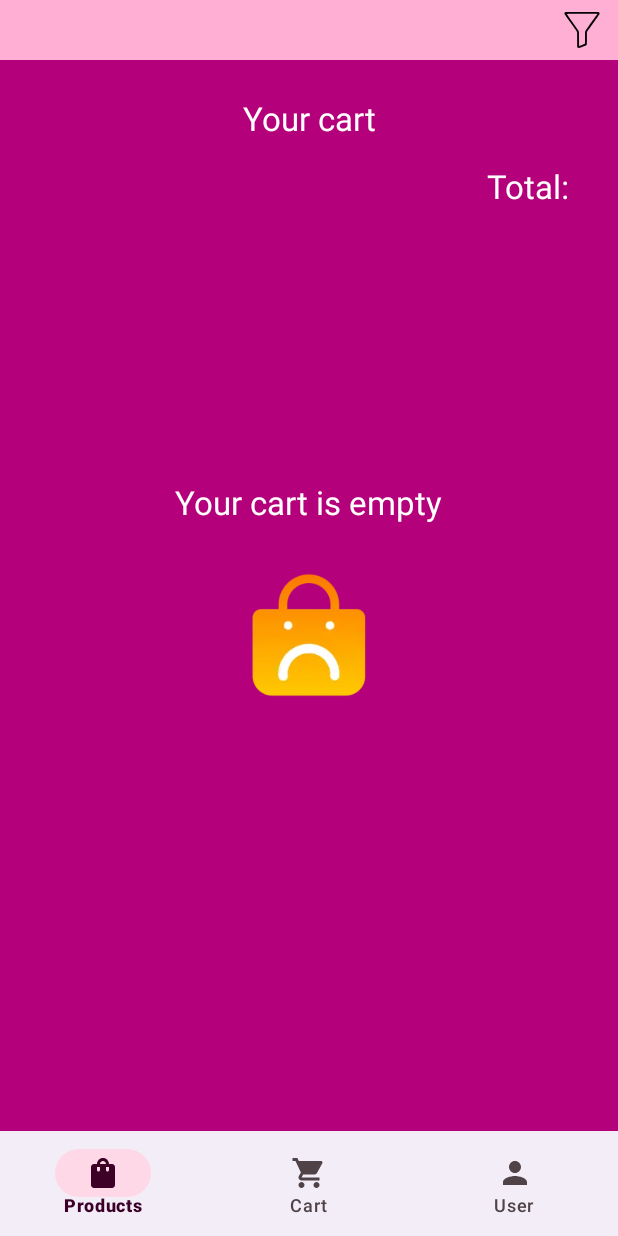
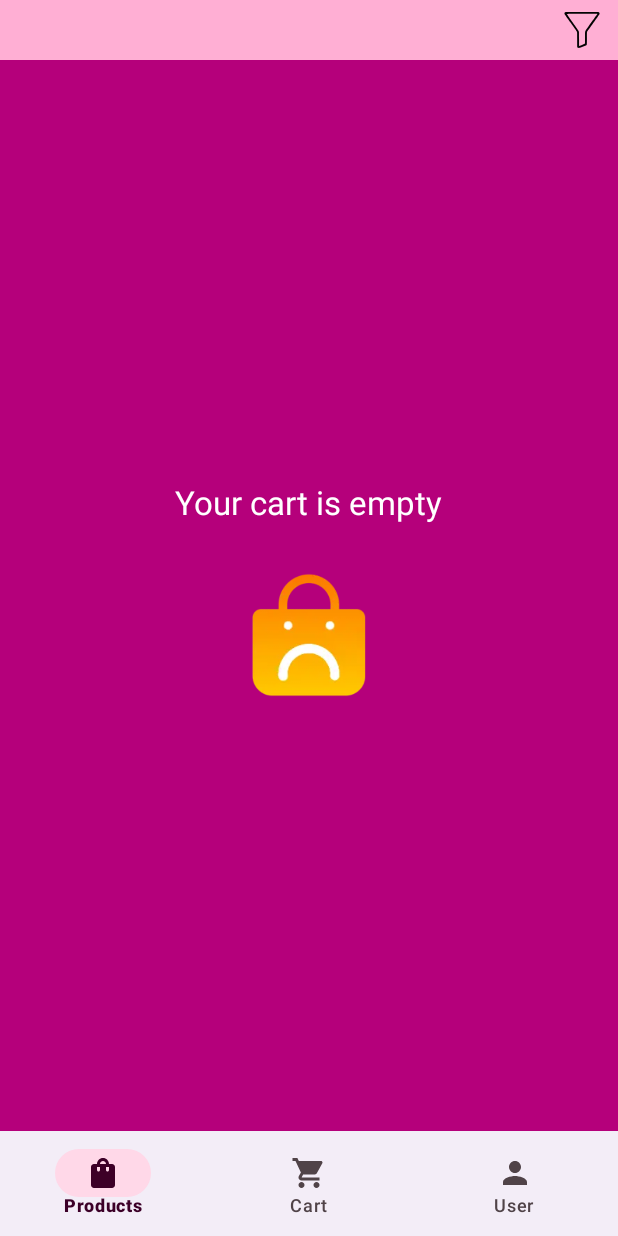
Before and after one commit to Juanma-Gutierrez/Snap-shop, an Android app: the CartFragment screen opened through its navigation route, on a phone screen of 412 x 824 dp. Run offline under Robolectric (Android 15) with nearby library versions, the light colour scheme and no system bars; our stand-ins replace Dagger/Hilt's generated code, Room's generated code; network calls fail; pictures from the network do not load; 1 statement that could not run was skipped.

Commit message:
Fix cart deleting the last item

```diff
--- a/app/src/main/res/layout-land/fragment_cart.xml
+++ b/app/src/main/res/layout-land/fragment_cart.xml
@@ -12,7 +12,7 @@
         android:background="@color/md_theme_light_primary">
 
         <com.google.android.material.textview.MaterialTextView
-            android:id="@+id/tv_cart_fragment_title"
+            android:id="@+id/tv_ftCart_cart_title"
             style="@style/TextAppearance.Material3.TitleLarge"
             android:layout_width="wrap_content"
             android:layout_height="wrap_content"
@@ -21,11 +21,11 @@
             android:text="@string/fr_cart_cart_fragment_title"
             android:textColor="@color/white"
             app:layout_constraintEnd_toEndOf="parent"
-            app:layout_constraintStart_toEndOf="@+id/rv_cart_list"
+            app:layout_constraintStart_toEndOf="@+id/rv_ftCart_list"
             app:layout_constraintTop_toTopOf="parent" />
 
         <com.google.android.material.textview.MaterialTextView
-            android:id="@+id/tv_cart_total_title"
+            android:id="@+id/tv_frCart_total_title"
             style="@style/TextAppearance.Material3.TitleLarge"
             android:layout_width="wrap_content"
             android:layout_height="wrap_content"
@@ -33,23 +33,23 @@
             android:layout_marginTop="@dimen/margin_mid"
             android:text="@string/fr_cart_total_title"
             android:textColor="@color/white"
-            app:layout_constraintEnd_toStartOf="@+id/tv_cart_total"
-            app:layout_constraintTop_toBottomOf="@+id/tv_cart_fragment_title" />
+            app:layout_constraintEnd_toStartOf="@+id/tv_ftCart_total"
+            app:layout_constraintTop_toBottomOf="@+id/tv_ftCart_cart_title" />
 
         <com.google.android.material.textview.MaterialTextView
-            android:id="@+id/tv_cart_total"
+            android:id="@+id/tv_ftCart_total"
             style="@style/TextAppearance.Material3.TitleLarge"
             android:layout_width="wrap_content"
             android:layout_height="wrap_content"
             android:layout_marginHorizontal="@dimen/margin_max"
             android:textColor="@color/white"
-            app:layout_constraintBottom_toBottomOf="@+id/tv_cart_total_title"
+            app:layout_constraintBottom_toBottomOf="@+id/tv_frCart_total_title"
             app:layout_constraintEnd_toEndOf="parent"
-            app:layout_constraintTop_toTopOf="@+id/tv_cart_total_title"
+            app:layout_constraintTop_toTopOf="@+id/tv_frCart_total_title"
             tools:text="135,95€:" />
 
         <androidx.recyclerview.widget.RecyclerView
-            android:id="@+id/rv_cart_list"
+            android:id="@+id/rv_ftCart_list"
             android:layout_width="400dp"
             android:layout_height="0dp"
             app:layout_constraintBottom_toBottomOf="parent"
@@ -60,7 +60,7 @@
 
 
     <LinearLayout
-        android:id="@+id/ll_empty_cart"
+        android:id="@+id/ll_ftCart_empty_cart"
         android:layout_width="match_parent"
         android:layout_height="match_parent"
         android:gravity="center"
--- a/app/src/main/res/layout/fragment_cart.xml
+++ b/app/src/main/res/layout/fragment_cart.xml
@@ -6,13 +6,15 @@
     android:layout_height="match_parent"
     tools:context=".ui.cart.CartFragment">
 
+
     <androidx.constraintlayout.widget.ConstraintLayout
+        android:id="@+id/cl_frCart_cartVisible"
         android:layout_width="match_parent"
         android:layout_height="match_parent"
         android:background="@color/md_theme_light_primary">
 
         <com.google.android.material.textview.MaterialTextView
-            android:id="@+id/tv_cart_fragment_title"
+            android:id="@+id/tv_ftCart_cart_title"
             style="@style/TextAppearance.Material3.TitleLarge"
             android:layout_width="match_parent"
             android:layout_height="wrap_content"
@@ -26,7 +28,7 @@
             app:layout_constraintTop_toTopOf="parent" />
 
         <com.google.android.material.textview.MaterialTextView
-            android:id="@+id/tv_cart_total_title"
+            android:id="@+id/tv_frCart_total_title"
             style="@style/TextAppearance.Material3.TitleLarge"
             android:layout_width="wrap_content"
             android:layout_height="wrap_content"
@@ -34,23 +36,23 @@
             android:layout_marginTop="@dimen/margin_mid"
             android:text="@string/fr_cart_total_title"
             android:textColor="@color/white"
-            app:layout_constraintEnd_toStartOf="@+id/tv_cart_total"
-            app:layout_constraintTop_toBottomOf="@+id/tv_cart_fragment_title" />
+            app:layout_constraintEnd_toStartOf="@+id/tv_ftCart_total"
+            app:layout_constraintTop_toBottomOf="@+id/tv_ftCart_cart_title" />
 
         <com.google.android.material.textview.MaterialTextView
-            android:id="@+id/tv_cart_total"
+            android:id="@+id/tv_ftCart_total"
             style="@style/TextAppearance.Material3.TitleLarge"
             android:layout_width="wrap_content"
             android:layout_height="wrap_content"
             android:layout_marginHorizontal="@dimen/margin_max"
             android:textColor="@color/white"
-            app:layout_constraintBottom_toBottomOf="@+id/tv_cart_total_title"
+            app:layout_constraintBottom_toBottomOf="@+id/tv_frCart_total_title"
             app:layout_constraintEnd_toEndOf="parent"
-            app:layout_constraintTop_toTopOf="@+id/tv_cart_total_title"
+            app:layout_constraintTop_toTopOf="@+id/tv_frCart_total_title"
             tools:text="135,95€:" />
 
         <androidx.recyclerview.widget.RecyclerView
-            android:id="@+id/rv_cart_list"
+            android:id="@+id/rv_ftCart_list"
             android:layout_width="match_parent"
             android:layout_height="0dp"
             android:layout_marginTop="@dimen/margin_max"
@@ -58,11 +60,12 @@
             app:layout_constraintEnd_toEndOf="parent"
             app:layout_constraintHorizontal_bias="0.5"
             app:layout_constraintStart_toStartOf="parent"
-            app:layout_constraintTop_toBottomOf="@+id/tv_cart_total_title"
+            app:layout_constraintTop_toBottomOf="@+id/tv_frCart_total_title"
             tools:listitem="@layout/cart_product_item"></androidx.recyclerview.widget.RecyclerView>
+    </androidx.constraintlayout.widget.ConstraintLayout>
 
     <LinearLayout
-            android:id="@+id/ll_empty_cart"
+        android:id="@+id/ll_ftCart_empty_cart"
         android:layout_width="match_parent"
         android:layout_height="match_parent"
         android:gravity="center"
@@ -82,9 +85,5 @@
             android:layout_marginTop="@dimen/margin_max"
             android:src="@drawable/sad_bag" />
 
-
     </LinearLayout>
-
-
-    </androidx.constraintlayout.widget.ConstraintLayout>
 </FrameLayout>
```
Also changed, not shown: app/src/main/java/com/juanma_gutierrez/snapshop/ui/cart/CartFragment.kt (+20 -18 lines), app/src/main/java/com/juanma_gutierrez/snapshop/ui/cart/CartViewModel.kt (+7 -9 lines). Lines whose indentation alone changed are shown as unchanged.
